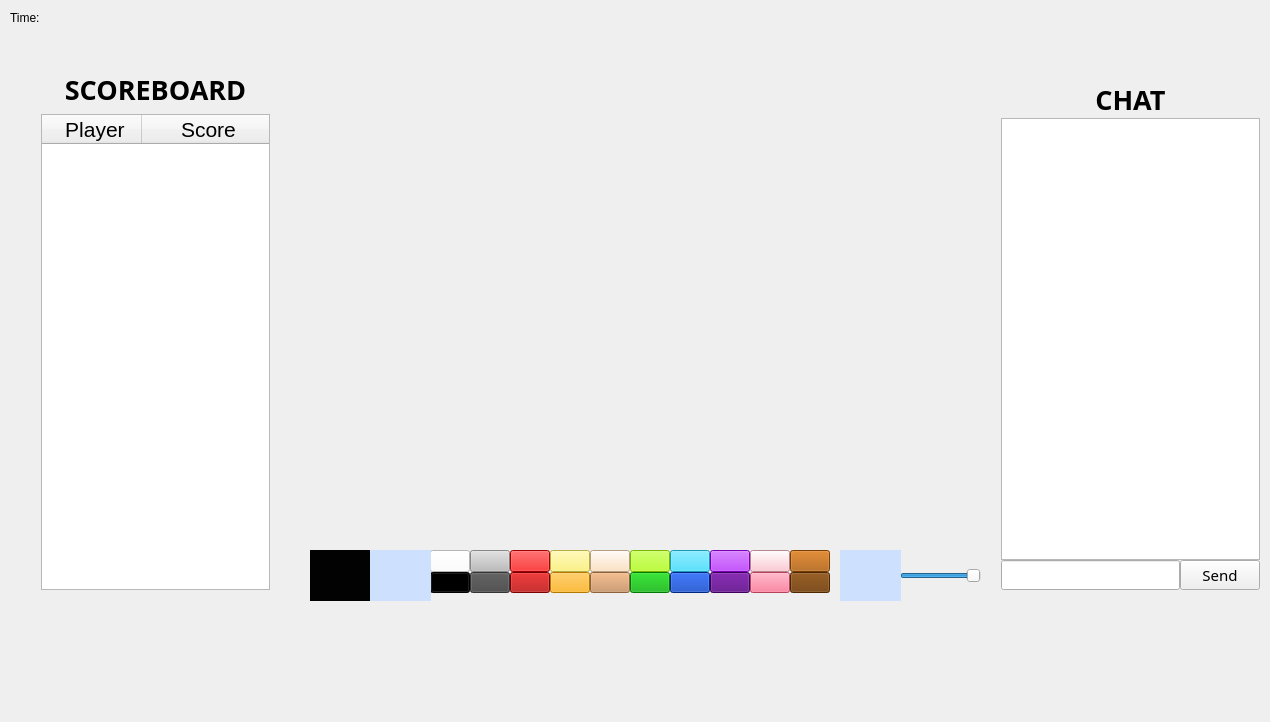
RalucaSpt/ProjectModernCpp, file ClientQT/ClientQT/GameWindow.ui: the form before one commit.
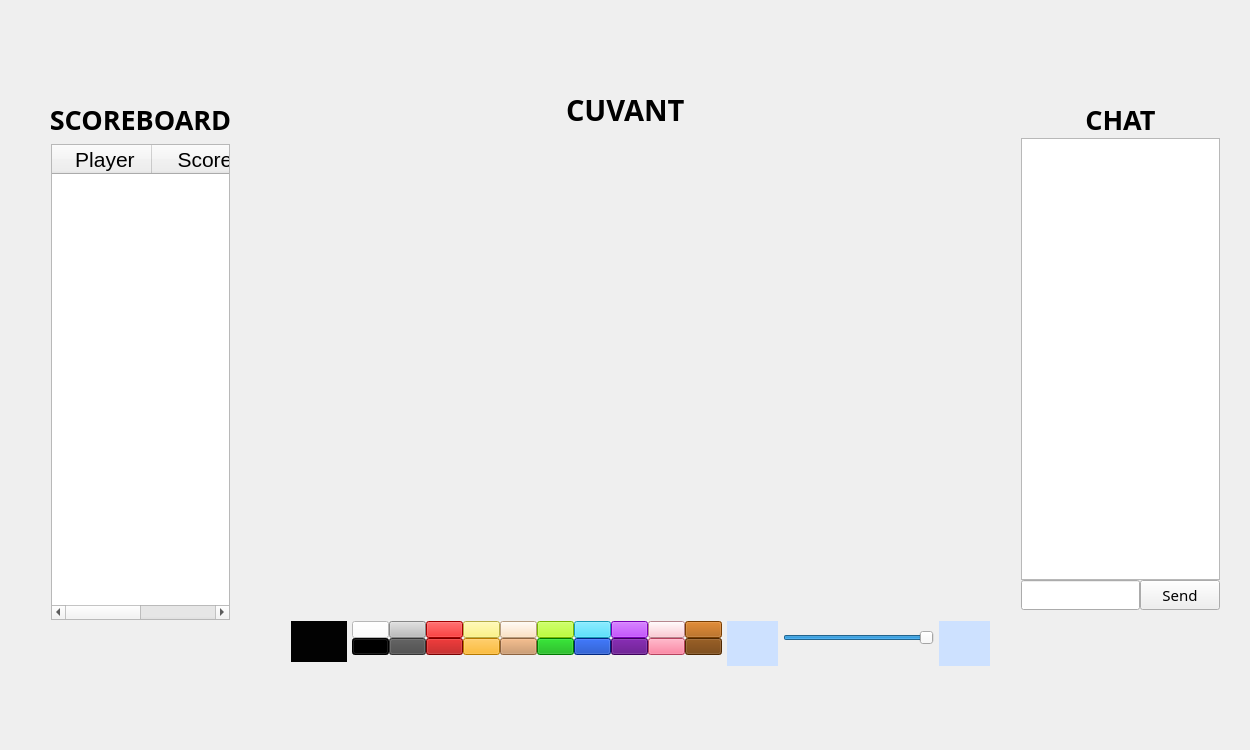
The form after the commit. The open tabs and pages were chosen to show the change. Icons and pictures are not drawn.

Commit message: GUI: different pages for drawer and guessers

```diff
--- a/ClientQT/ClientQT/GameWindow.ui
+++ b/ClientQT/ClientQT/GameWindow.ui
@@ -6,10 +6,22 @@
    <rect>
     <x>0</x>
     <y>0</y>
-    <width>1270</width>
-    <height>722</height>
+    <width>1250</width>
+    <height>750</height>
    </rect>
   </property>
+  <property name="minimumSize">
+   <size>
+    <width>1250</width>
+    <height>750</height>
+   </size>
+  </property>
+  <property name="maximumSize">
+   <size>
+    <width>1250</width>
+    <height>750</height>
+   </size>
+  </property>
   <property name="windowTitle">
    <string>GameWindow</string>
   </property>
@@ -17,25 +29,12 @@
    <bool>false</bool>
   </property>
   <widget class="QWidget" name="centralWidget">
-   <widget class="QLabel" name="labelRoundTime">
-    <property name="geometry">
-     <rect>
-      <x>10</x>
-      <y>10</y>
-      <width>49</width>
-      <height>16</height>
-     </rect>
-    </property>
-    <property name="text">
-     <string>Time:</string>
-    </property>
-   </widget>
    <widget class="QWidget" name="verticalLayoutWidget">
     <property name="geometry">
      <rect>
-      <x>30</x>
-      <y>60</y>
-      <width>251</width>
+      <x>40</x>
+      <y>90</y>
+      <width>201</width>
       <height>541</height>
      </rect>
     </property>
@@ -143,15 +142,154 @@
      </item>
     </layout>
    </widget>
-   <widget class="QWidget" name="verticalLayoutWidget_2">
+   <widget class="QWidget" name="verticalLayoutWidget_3">
     <property name="geometry">
      <rect>
-      <x>430</x>
-      <y>550</y>
-      <width>411</width>
-      <height>54</height>
+      <x>1010</x>
+      <y>90</y>
+      <width>221</width>
+      <height>531</height>
      </rect>
     </property>
+    <layout class="QVBoxLayout" name="chatlayout">
+     <property name="spacing">
+      <number>0</number>
+     </property>
+     <item>
+      <widget class="QLabel" name="labelScoreboard_2">
+       <property name="font">
+        <font>
+         <family>Berlin Sans FB Demi</family>
+         <pointsize>20</pointsize>
+         <bold>true</bold>
+        </font>
+       </property>
+       <property name="text">
+        <string>CHAT</string>
+       </property>
+       <property name="alignment">
+        <set>Qt::AlignCenter</set>
+       </property>
+      </widget>
+     </item>
+     <item>
+      <widget class="QListWidget" name="chat">
+       <item>
+        <property name="text">
+         <string/>
+        </property>
+       </item>
+      </widget>
+     </item>
+     <item>
+      <layout class="QHBoxLayout" name="messageBox">
+       <property name="spacing">
+        <number>0</number>
+       </property>
+       <item>
+        <widget class="QLineEdit" name="textBox">
+         <property name="sizePolicy">
+          <sizepolicy hsizetype="Expanding" vsizetype="Preferred">
+           <horstretch>0</horstretch>
+           <verstretch>0</verstretch>
+          </sizepolicy>
+         </property>
+        </widget>
+       </item>
+       <item>
+        <widget class="QPushButton" name="sendButton">
+         <property name="sizePolicy">
+          <sizepolicy hsizetype="Minimum" vsizetype="Preferred">
+           <horstretch>0</horstretch>
+           <verstretch>0</verstretch>
+          </sizepolicy>
+         </property>
+         <property name="font">
+          <font>
+           <family>Segoe Fluent Icons</family>
+           <pointsize>11</pointsize>
+          </font>
+         </property>
+         <property name="text">
+          <string>Send</string>
+         </property>
+        </widget>
+       </item>
+      </layout>
+     </item>
+    </layout>
+   </widget>
+   <widget class="QStackedWidget" name="stackedWidget">
+    <property name="geometry">
+     <rect>
+      <x>290</x>
+      <y>10</y>
+      <width>701</width>
+      <height>731</height>
+     </rect>
+    </property>
+    <property name="minimumSize">
+     <size>
+      <width>0</width>
+      <height>0</height>
+     </size>
+    </property>
+    <property name="font">
+     <font>
+      <family>Gill Sans MT</family>
+      <pointsize>22</pointsize>
+      <bold>true</bold>
+     </font>
+    </property>
+    <property name="currentIndex">
+     <number>1</number>
+    </property>
+    <widget class="QWidget" name="page">
+     <widget class="QWidget" name="horizontalLayoutWidget">
+      <property name="geometry">
+       <rect>
+        <x>-10</x>
+        <y>600</y>
+        <width>721</width>
+        <height>56</height>
+       </rect>
+      </property>
+      <layout class="QHBoxLayout" name="horizontalLayout">
+       <property name="spacing">
+        <number>5</number>
+       </property>
+       <item>
+        <widget class="QFrame" name="frame">
+         <property name="sizePolicy">
+          <sizepolicy hsizetype="Minimum" vsizetype="Minimum">
+           <horstretch>0</horstretch>
+           <verstretch>0</verstretch>
+          </sizepolicy>
+         </property>
+         <property name="minimumSize">
+          <size>
+           <width>41</width>
+           <height>41</height>
+          </size>
+         </property>
+         <property name="maximumSize">
+          <size>
+           <width>61</width>
+           <height>61</height>
+          </size>
+         </property>
+         <property name="styleSheet">
+          <string notr="true">background-color: rgb(2, 2, 2);</string>
+         </property>
+         <property name="frameShape">
+          <enum>QFrame::StyledPanel</enum>
+         </property>
+         <property name="frameShadow">
+          <enum>QFrame::Raised</enum>
+         </property>
+        </widget>
+       </item>
+       <item>
     <layout class="QVBoxLayout" name="colorLayout">
      <property name="spacing">
       <number>0</number>
@@ -169,6 +307,18 @@
        </property>
        <item>
         <widget class="QPushButton" name="whiteButton">
+             <property name="minimumSize">
+              <size>
+               <width>37</width>
+               <height>0</height>
+              </size>
+             </property>
+             <property name="maximumSize">
+              <size>
+               <width>37</width>
+               <height>16777215</height>
+              </size>
+             </property>
          <property name="styleSheet">
           <string notr="true">background-color: rgb(255, 255, 255);</string>
          </property>
@@ -179,6 +329,18 @@
        </item>
        <item>
         <widget class="QPushButton" name="greyButton">
+             <property name="minimumSize">
+              <size>
+               <width>37</width>
+               <height>0</height>
+              </size>
+             </property>
+             <property name="maximumSize">
+              <size>
+               <width>37</width>
+               <height>16777215</height>
+              </size>
+             </property>
          <property name="styleSheet">
           <string notr="true">background-color: rgb(189, 189, 189);</string>
          </property>
@@ -189,6 +351,18 @@
        </item>
        <item>
         <widget class="QPushButton" name="redButton">
+             <property name="minimumSize">
+              <size>
+               <width>37</width>
+               <height>0</height>
+              </size>
+             </property>
+             <property name="maximumSize">
+              <size>
+               <width>37</width>
+               <height>16777215</height>
+              </size>
+             </property>
          <property name="styleSheet">
           <string notr="true">background-color: rgb(225, 0, 0);</string>
          </property>
@@ -199,6 +373,18 @@
        </item>
        <item>
         <widget class="QPushButton" name="yellowButton">
+             <property name="minimumSize">
+              <size>
+               <width>37</width>
+               <height>0</height>
+              </size>
+             </property>
+             <property name="maximumSize">
+              <size>
+               <width>37</width>
+               <height>16777215</height>
+              </size>
+             </property>
          <property name="styleSheet">
           <string notr="true">background-color: rgb(255, 242, 99);</string>
          </property>
@@ -209,6 +395,18 @@
        </item>
        <item>
         <widget class="QPushButton" name="nudeButton">
+             <property name="minimumSize">
+              <size>
+               <width>37</width>
+               <height>0</height>
+              </size>
+             </property>
+             <property name="maximumSize">
+              <size>
+               <width>37</width>
+               <height>16777215</height>
+              </size>
+             </property>
          <property name="styleSheet">
           <string notr="true">background-color: rgb(255, 220, 179);</string>
          </property>
@@ -219,6 +417,18 @@
        </item>
        <item>
         <widget class="QPushButton" name="greenButton">
+             <property name="minimumSize">
+              <size>
+               <width>37</width>
+               <height>0</height>
+              </size>
+             </property>
+             <property name="maximumSize">
+              <size>
+               <width>37</width>
+               <height>16777215</height>
+              </size>
+             </property>
          <property name="styleSheet">
           <string notr="true">background-color: rgb(170, 255, 0);</string>
          </property>
@@ -229,6 +439,18 @@
        </item>
        <item>
         <widget class="QPushButton" name="blueButton">
+             <property name="minimumSize">
+              <size>
+               <width>37</width>
+               <height>0</height>
+              </size>
+             </property>
+             <property name="maximumSize">
+              <size>
+               <width>37</width>
+               <height>16777215</height>
+              </size>
+             </property>
          <property name="styleSheet">
           <string notr="true">background-color: rgb(35, 215, 255);</string>
          </property>
@@ -239,6 +461,18 @@
        </item>
        <item>
         <widget class="QPushButton" name="purpleButtton">
+             <property name="minimumSize">
+              <size>
+               <width>37</width>
+               <height>0</height>
+              </size>
+             </property>
+             <property name="maximumSize">
+              <size>
+               <width>37</width>
+               <height>16777215</height>
+              </size>
+             </property>
          <property name="styleSheet">
           <string notr="true">background-color: rgb(170, 0, 255);
 </string>
@@ -250,6 +484,18 @@
        </item>
        <item>
         <widget class="QPushButton" name="pinkButton">
+             <property name="minimumSize">
+              <size>
+               <width>37</width>
+               <height>0</height>
+              </size>
+             </property>
+             <property name="maximumSize">
+              <size>
+               <width>37</width>
+               <height>16777215</height>
+              </size>
+             </property>
          <property name="styleSheet">
           <string notr="true">background-color: rgb(255, 187, 199);</string>
          </property>
@@ -260,6 +506,18 @@
        </item>
        <item>
         <widget class="QPushButton" name="brownButton">
+             <property name="minimumSize">
+              <size>
+               <width>37</width>
+               <height>0</height>
+              </size>
+             </property>
+             <property name="maximumSize">
+              <size>
+               <width>37</width>
+               <height>16777215</height>
+              </size>
+             </property>
          <property name="styleSheet">
           <string notr="true">background-color: rgb(170, 85, 0);
 </string>
@@ -278,6 +536,18 @@
        </property>
        <item>
         <widget class="QPushButton" name="blackButton">
+             <property name="minimumSize">
+              <size>
+               <width>37</width>
+               <height>0</height>
+              </size>
+             </property>
+             <property name="maximumSize">
+              <size>
+               <width>37</width>
+               <height>16777215</height>
+              </size>
+             </property>
          <property name="styleSheet">
           <string notr="true">background-color: rgb(0, 0, 0);</string>
          </property>
@@ -288,6 +558,18 @@
        </item>
        <item>
         <widget class="QPushButton" name="darkGreyButton">
+             <property name="minimumSize">
+              <size>
+               <width>37</width>
+               <height>0</height>
+              </size>
+             </property>
+             <property name="maximumSize">
+              <size>
+               <width>37</width>
+               <height>16777215</height>
+              </size>
+             </property>
          <property name="styleSheet">
           <string notr="true">background-color: rgb(72, 72, 72);</string>
          </property>
@@ -304,6 +586,18 @@
        </item>
        <item>
         <widget class="QPushButton" name="darkRedButtpn">
+             <property name="minimumSize">
+              <size>
+               <width>37</width>
+               <height>0</height>
+              </size>
+             </property>
+             <property name="maximumSize">
+              <size>
+               <width>37</width>
+               <height>16777215</height>
+              </size>
+             </property>
          <property name="styleSheet">
           <string notr="true">background-color: rgb(170, 0, 0);</string>
          </property>
@@ -314,6 +608,18 @@
        </item>
        <item>
         <widget class="QPushButton" name="orangeButton">
+             <property name="minimumSize">
+              <size>
+               <width>37</width>
+               <height>0</height>
+              </size>
+             </property>
+             <property name="maximumSize">
+              <size>
+               <width>37</width>
+               <height>16777215</height>
+              </size>
+             </property>
          <property name="styleSheet">
           <string notr="true">background-color: rgb(255, 170, 0);</string>
          </property>
@@ -330,6 +636,18 @@
        </item>
        <item>
         <widget class="QPushButton" name="darkNudeButton">
+             <property name="minimumSize">
+              <size>
+               <width>37</width>
+               <height>0</height>
+              </size>
+             </property>
+             <property name="maximumSize">
+              <size>
+               <width>37</width>
+               <height>16777215</height>
+              </size>
+             </property>
          <property name="styleSheet">
           <string notr="true">background-color: rgb(197, 139, 88);</string>
          </property>
@@ -340,6 +658,18 @@
        </item>
        <item>
         <widget class="QPushButton" name="darkGreenButton">
+             <property name="minimumSize">
+              <size>
+               <width>37</width>
+               <height>0</height>
+              </size>
+             </property>
+             <property name="maximumSize">
+              <size>
+               <width>37</width>
+               <height>16777215</height>
+              </size>
+             </property>
          <property name="styleSheet">
           <string notr="true">background-color: rgb(0, 170, 0);</string>
          </property>
@@ -350,6 +680,18 @@
        </item>
        <item>
         <widget class="QPushButton" name="darkBlueButton">
+             <property name="minimumSize">
+              <size>
+               <width>37</width>
+               <height>0</height>
+              </size>
+             </property>
+             <property name="maximumSize">
+              <size>
+               <width>37</width>
+               <height>16777215</height>
+              </size>
+             </property>
          <property name="styleSheet">
           <string notr="true">background-color: rgb(0, 54, 180);</string>
          </property>
@@ -360,6 +702,18 @@
        </item>
        <item>
         <widget class="QPushButton" name="darkPurpleButtton">
+             <property name="minimumSize">
+              <size>
+               <width>37</width>
+               <height>0</height>
+              </size>
+             </property>
+             <property name="maximumSize">
+              <size>
+               <width>37</width>
+               <height>16777215</height>
+              </size>
+             </property>
          <property name="styleSheet">
           <string notr="true">background-color: rgb(85, 0, 127);</string>
          </property>
@@ -370,6 +724,18 @@
        </item>
        <item>
         <widget class="QPushButton" name="darkPinkButton">
+             <property name="minimumSize">
+              <size>
+               <width>37</width>
+               <height>0</height>
+              </size>
+             </property>
+             <property name="maximumSize">
+              <size>
+               <width>37</width>
+               <height>16777215</height>
+              </size>
+             </property>
          <property name="styleSheet">
           <string notr="true">background-color: rgb(255, 93, 131);</string>
          </property>
@@ -380,6 +746,18 @@
        </item>
        <item>
         <widget class="QPushButton" name="darkBrownButton">
+             <property name="minimumSize">
+              <size>
+               <width>37</width>
+               <height>0</height>
+              </size>
+             </property>
+             <property name="maximumSize">
+              <size>
+               <width>37</width>
+               <height>16777215</height>
+              </size>
+             </property>
          <property name="styleSheet">
           <string notr="true">background-color: rgb(109, 55, 0);</string>
          </property>
@@ -391,34 +769,56 @@
       </layout>
      </item>
     </layout>
-   </widget>
-   <widget class="QFrame" name="frame">
-    <property name="geometry">
-     <rect>
-      <x>310</x>
-      <y>550</y>
-      <width>61</width>
-      <height>51</height>
-     </rect>
+       </item>
+       <item>
+        <widget class="QPushButton" name="pushButtonChooseColor">
+         <property name="sizePolicy">
+          <sizepolicy hsizetype="Fixed" vsizetype="Fixed">
+           <horstretch>8</horstretch>
+           <verstretch>0</verstretch>
+          </sizepolicy>
+         </property>
+         <property name="minimumSize">
+          <size>
+           <width>51</width>
+           <height>50</height>
+          </size>
+         </property>
+         <property name="maximumSize">
+          <size>
+           <width>51</width>
+           <height>50</height>
+          </size>
+         </property>
+         <property name="autoFillBackground">
+          <bool>false</bool>
     </property>
     <property name="styleSheet">
-     <string notr="true">background-color: rgb(2, 2, 2);</string>
-    </property>
-    <property name="frameShape">
-     <enum>QFrame::StyledPanel</enum>
-    </property>
-    <property name="frameShadow">
-     <enum>QFrame::Raised</enum>
-    </property>
-   </widget>
+          <string notr="true">background-color: rgb(205, 225, 255);
+border: none;</string>
+         </property>
+         <property name="text">
+          <string/>
+         </property>
+         <property name="icon">
+          <iconset resource="Client.qrc">
+           <normaloff>:/Images/colorWheel.png</normaloff>:/Images/colorWheel.png</iconset>
+         </property>
+         <property name="iconSize">
+          <size>
+           <width>150</width>
+           <height>50</height>
+          </size>
+         </property>
+        </widget>
+       </item>
+       <item>
    <widget class="QSlider" name="horizontalSlider">
-    <property name="geometry">
-     <rect>
-      <x>900</x>
-      <y>550</y>
-      <width>81</width>
-      <height>51</height>
-     </rect>
+         <property name="maximumSize">
+          <size>
+           <width>151</width>
+           <height>20</height>
+          </size>
     </property>
     <property name="maximum">
      <number>20</number>
@@ -430,121 +830,20 @@
      <enum>Qt::Horizontal</enum>
     </property>
    </widget>
-   <widget class="QPushButton" name="pushButtonChooseColor">
-    <property name="geometry">
-     <rect>
-      <x>840</x>
-      <y>550</y>
-      <width>61</width>
-      <height>51</height>
-     </rect>
-    </property>
-    <property name="autoFillBackground">
-     <bool>false</bool>
-    </property>
-    <property name="styleSheet">
-     <string notr="true">background-color: rgb(205, 225, 255);
-border: none;</string>
-    </property>
-    <property name="text">
-     <string/>
-    </property>
-    <property name="icon">
-     <iconset resource="Client.qrc">
-      <normaloff>:/Images/colorWheel.png</normaloff>:/Images/colorWheel.png</iconset>
-    </property>
-    <property name="iconSize">
-     <size>
-      <width>150</width>
-      <height>50</height>
-     </size>
-    </property>
-   </widget>
-   <widget class="QWidget" name="verticalLayoutWidget_3">
-    <property name="geometry">
-     <rect>
-      <x>990</x>
-      <y>70</y>
-      <width>281</width>
-      <height>531</height>
-     </rect>
-    </property>
-    <layout class="QVBoxLayout" name="chatlayout">
-     <property name="spacing">
-      <number>0</number>
-     </property>
-     <item>
-      <widget class="QLabel" name="labelScoreboard_2">
-       <property name="font">
-        <font>
-         <family>Berlin Sans FB Demi</family>
-         <pointsize>20</pointsize>
-         <bold>true</bold>
-        </font>
-       </property>
-       <property name="text">
-        <string>CHAT</string>
-       </property>
-       <property name="alignment">
-        <set>Qt::AlignCenter</set>
-       </property>
-      </widget>
      </item>
      <item>
-      <widget class="QListWidget" name="chat">
-       <item>
-        <property name="text">
-         <string/>
-        </property>
-       </item>
-      </widget>
-     </item>
-     <item>
-      <layout class="QHBoxLayout" name="messageBox">
-       <property name="spacing">
-        <number>0</number>
-       </property>
-       <item>
-        <widget class="QLineEdit" name="textBox">
-         <property name="sizePolicy">
-          <sizepolicy hsizetype="Expanding" vsizetype="Preferred">
-           <horstretch>0</horstretch>
-           <verstretch>0</verstretch>
-          </sizepolicy>
-         </property>
-        </widget>
-       </item>
-       <item>
-        <widget class="QPushButton" name="sendButton">
-         <property name="sizePolicy">
-          <sizepolicy hsizetype="Minimum" vsizetype="Preferred">
-           <horstretch>0</horstretch>
-           <verstretch>0</verstretch>
-          </sizepolicy>
-         </property>
-         <property name="font">
-          <font>
-           <family>Segoe Fluent Icons</family>
-           <pointsize>11</pointsize>
-          </font>
-         </property>
-         <property name="text">
-          <string>Send</string>
-         </property>
-        </widget>
-       </item>
-      </layout>
-     </item>
-    </layout>
-   </widget>
    <widget class="QPushButton" name="resetCanvasButton">
-    <property name="geometry">
-     <rect>
-      <x>370</x>
-      <y>550</y>
-      <width>61</width>
-      <height>51</height>
-     </rect>
+         <property name="minimumSize">
+          <size>
+           <width>51</width>
+           <height>45</height>
+          </size>
+         </property>
+         <property name="maximumSize">
+          <size>
+           <width>51</width>
+           <height>16777215</height>
+          </size>
     </property>
     <property name="styleSheet">
      <string notr="true">background-color: rgb(205, 225, 255);
@@ -563,6 +862,58 @@
       <height>45</height>
      </size>
     </property>
+        </widget>
+       </item>
+      </layout>
+     </widget>
+     <widget class="QWidget" name="horizontalLayoutWidget_2">
+      <property name="geometry">
+       <rect>
+        <x>0</x>
+        <y>60</y>
+        <width>671</width>
+        <height>80</height>
+       </rect>
+      </property>
+      <layout class="QHBoxLayout" name="horizontalLayout_2">
+       <item alignment="Qt::AlignHCenter">
+        <widget class="QLabel" name="wordLabel">
+         <property name="font">
+          <font>
+           <family>Gill Sans MT</family>
+           <pointsize>22</pointsize>
+           <bold>true</bold>
+          </font>
+         </property>
+         <property name="text">
+          <string>CUVANT</string>
+         </property>
+        </widget>
+       </item>
+      </layout>
+     </widget>
+    </widget>
+    <widget class="QWidget" name="page_2">
+     <widget class="QWidget" name="verticalLayoutWidget_4">
+      <property name="geometry">
+       <rect>
+        <x>0</x>
+        <y>60</y>
+        <width>691</width>
+        <height>80</height>
+       </rect>
+      </property>
+      <layout class="QVBoxLayout" name="verticalLayout">
+       <item alignment="Qt::AlignHCenter">
+        <widget class="QLabel" name="label">
+         <property name="text">
+          <string>GHICESTE CUVANTUL</string>
+         </property>
+        </widget>
+       </item>
+      </layout>
+     </widget>
+    </widget>
    </widget>
   </widget>
  </widget>
```
Lines whose indentation alone changed are shown as unchanged. The commit also changes 6 other files.
